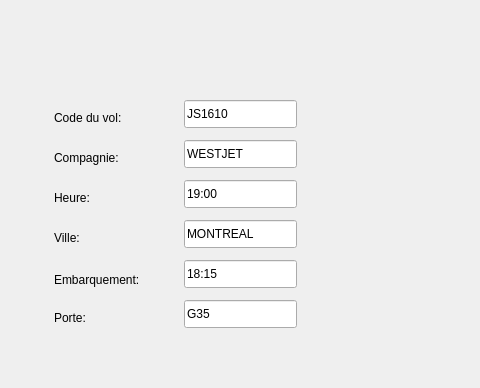
First picture: the form in Interface/AjouterDepart.ui, repository ycamlad/GestionDeVol, before the edit; both pictures show x 136 to 616 and y 0 to 388 of the 746 by 509 pixel window.
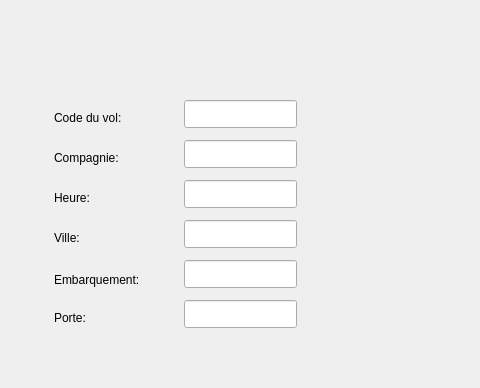
Second picture: the form after the edit.

Patch:
```diff
--- a/Interface/AjouterDepart.ui
+++ b/Interface/AjouterDepart.ui
@@ -101,7 +101,7 @@
     </rect>
    </property>
    <property name="text">
-    <string>JS1610</string>
+    <string/>
    </property>
   </widget>
   <widget class="QLineEdit" name="lineEditCompagnie">
@@ -114,7 +114,7 @@
     </rect>
    </property>
    <property name="text">
-    <string>WESTJET</string>
+    <string/>
    </property>
   </widget>
   <widget class="QLineEdit" name="lineEditHeure">
@@ -127,7 +127,7 @@
     </rect>
    </property>
    <property name="text">
-    <string>19:00</string>
+    <string/>
    </property>
   </widget>
   <widget class="QLineEdit" name="lineEditVille">
@@ -140,7 +140,7 @@
     </rect>
    </property>
    <property name="text">
-    <string>MONTREAL</string>
+    <string/>
    </property>
   </widget>
   <widget class="QLineEdit" name="lineEditEmbq">
@@ -153,7 +153,7 @@
     </rect>
    </property>
    <property name="text">
-    <string>18:15</string>
+    <string/>
    </property>
   </widget>
   <widget class="QLineEdit" name="lineEditPorte">
@@ -166,7 +166,7 @@
     </rect>
    </property>
    <property name="text">
-    <string>G35</string>
+    <string/>
    </property>
   </widget>
   <widget class="QPushButton" name="pushButtonConfirmerDepart">
```
